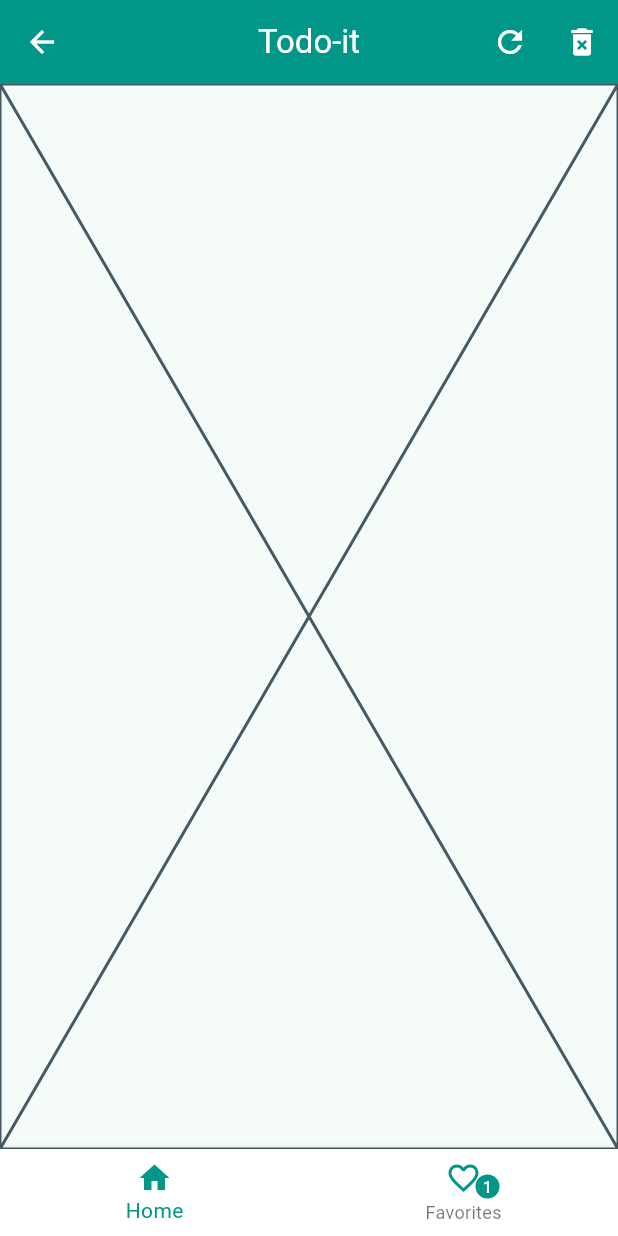
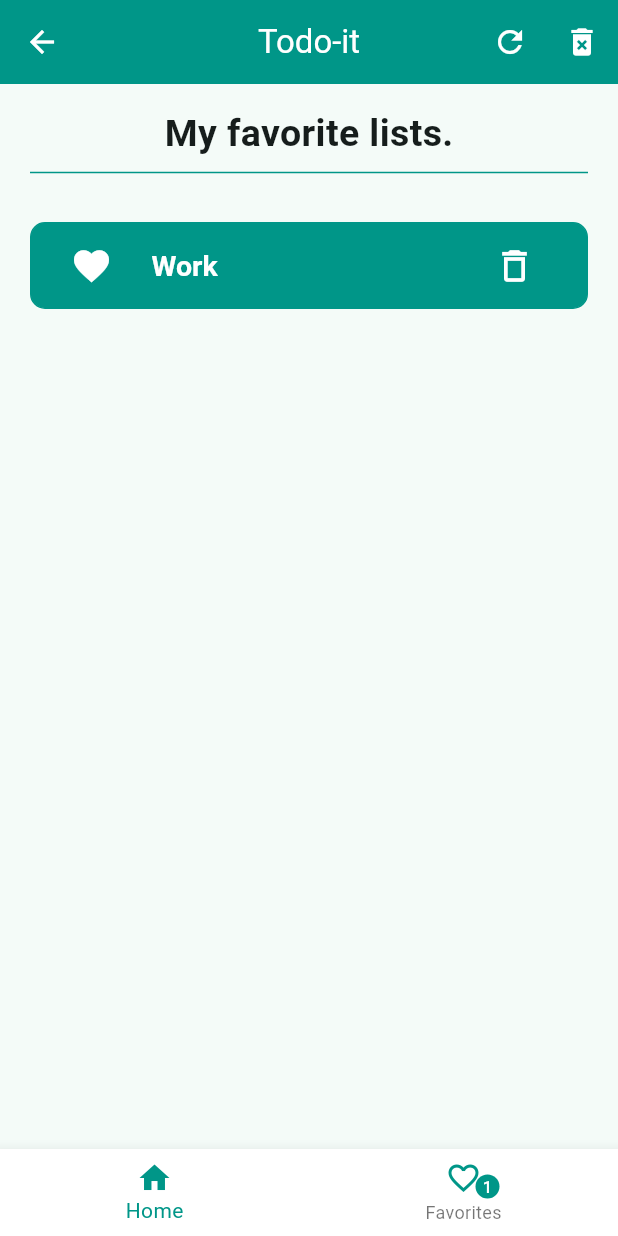
Before and after one commit to bmspereira-07/flutter-simple-todo-app, a Flutter app: the FavoritesPage screen opened directly, after a tap on the "refresh" icon, on a phone screen of 412 x 824 dp. Run offline on Flutter 3.47's test engine with Material 3 defaults, Android fonts, the phone set to English and light mode, and no system bars.

Commit message:
favorite page list view

```diff
--- a/lib/pages/favorites_page.dart
+++ b/lib/pages/favorites_page.dart
@@ -1,16 +1,107 @@
 import 'package:flutter/material.dart';
+import 'package:to_do_list/data/notifiers.dart';
 import 'package:to_do_list/layout/custom_appbar.dart';
 import 'package:to_do_list/layout/custom_bottom_nav.dart';
+import 'package:to_do_list/models/list.dart';
 
 class FavoritesPage extends StatelessWidget {
   const FavoritesPage({super.key});
 
   @override
   Widget build(BuildContext context) {
+    var theme = Theme.of(context);
+
     return Scaffold(
       appBar: MyAppBar(),
-      body: Placeholder(),
       bottomNavigationBar: MyBottomNavigationBar(),
+      body: Center(
+        child: Padding(
+          padding: const EdgeInsets.symmetric(horizontal: 20.0, vertical: 15.0),
+          child: Column(
+            children: [
+              Text(
+                'My favorite lists.',
+                style: TextStyle(fontSize: 25.0, fontWeight: FontWeight.w600),
+              ),
+              Divider(color: theme.colorScheme.primary),
+              SizedBox(height: 20),
+              Flexible(child: FavoriteListViewer()),
+            ],
+          ),
+        ),
+      ),
     );
   }
 }
+
+class FavoriteListViewer extends StatelessWidget {
+  const FavoriteListViewer({super.key});
+
+  @override
+  Widget build(BuildContext context) {
+    var theme = Theme.of(context);
+
+    return ValueListenableBuilder(
+      valueListenable: todoListsNotifier,
+      builder: (context, toDoLists, child) {
+        var favoriteLists = toDoLists.where((list) => list.isFavorite).toList();
+        if (favoriteLists.isEmpty) {
+          return Center(
+            child: Text(
+              'No favorite lists yet.',
+              style: theme.textTheme.bodyMedium,
+            ),
+          );
+        } else {
+          return _buildListView(favoriteLists, theme);
+        }
+      },
+    );
+  }
+
+  ListView _buildListView(List<TodoList> favoriteLists, theme) {
+    return ListView.builder(
+      itemCount: favoriteLists.length,
+      itemBuilder: (context, index) {
+        return Padding(
+          padding: const EdgeInsets.symmetric(vertical: 5.0),
+          child: ListTile(
+            tileColor: theme.colorScheme.primary,
+            textColor: Colors.white,
+            iconColor: Colors.white,
+            titleTextStyle: TextStyle(
+              fontSize: 19.0,
+              fontWeight: FontWeight.bold,
+            ),
+            shape: RoundedRectangleBorder(
+              borderRadius: BorderRadius.circular(10.0),
+              side: BorderSide(color: theme.colorScheme.primary, width: 1.0),
+            ),
+            title: Text(favoriteLists[index].name),
+            leading: IconButton(
+              onPressed: () {
+                favoriteLists[index].toggleFavorite();
+                // ValueNotifier won't detect mutations inside the
+                // list automatically, so assign a new list
+                // reference to trigger the notifier
+                todoListsNotifier.value = List<TodoList>.from(favoriteLists);
+              },
+              icon: Icon(
+                favoriteLists[index].isFavorite
+                    ? Icons.favorite
+                    : Icons.favorite_border,
+              ),
+            ),
+            trailing: IconButton(
+              onPressed: () {
+                favoriteLists.removeAt(index);
+                todoListsNotifier.value = List<TodoList>.from(favoriteLists);
+              },
+              icon: Icon(Icons.delete_outline),
+            ),
+          ),
+        );
+      },
+    );
+  }
+}
```
